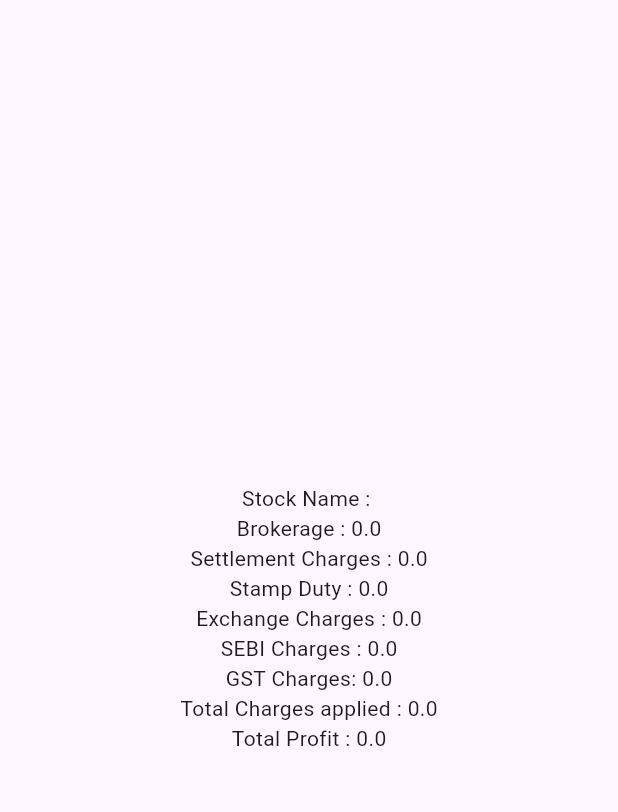
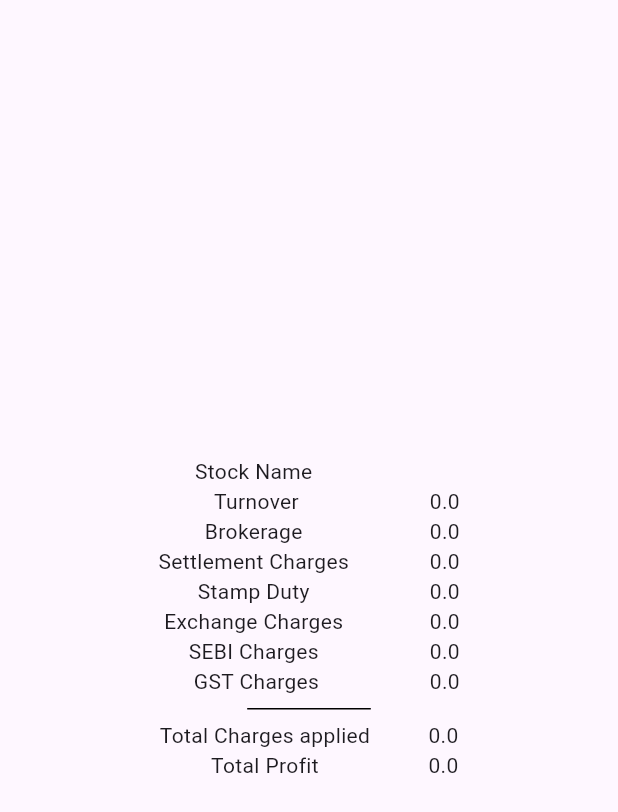
Before and after one commit to SohamDesai1/stocks_brokerage_calculator, a Flutter app: the Results screen opened directly with empty values, on a phone screen of 412 x 824 dp. Shown: the top 812 px of the screen. Run offline on Flutter 3.47's test engine with Material 3 defaults, Android fonts, the phone set to English and light mode, and no system bars.

Commit message:
feat: added turnover

```diff
--- a/lib/screens/delivery.dart
+++ b/lib/screens/delivery.dart
@@ -111,7 +111,9 @@ class _DeliveryState extends State<Delivery> {
                         stt: charges[4],
                         sd: charges[5],
                         totalTax: charges[6],
-                          profit: charges[7]),
+                        profit: charges[7],
+                        turnover: charges[8],
+                      ),
                     ),
                   );
                 },
--- a/lib/screens/fno.dart
+++ b/lib/screens/fno.dart
@@ -111,7 +111,9 @@ class _FNOState extends State<FNO> {
                         stt: charges[4],
                         sd: charges[5],
                         totalTax: charges[6],
-                          profit: charges[7]),
+                        profit: charges[7],
+                        turnover: charges[8],
+                      ),
                     ),
                   );
                 },
--- a/lib/screens/intraday.dart
+++ b/lib/screens/intraday.dart
@@ -115,7 +115,9 @@ class IntradayState extends State<Intraday> {
                         stt: charges[4],
                         sd: charges[5],
                         totalTax: charges[6],
-                          profit: charges[7]),
+                        profit: charges[7],
+                        turnover: charges[8],
+                      ),
                     ),
                   );
                 },
--- a/lib/utils/charges.dart
+++ b/lib/utils/charges.dart
@@ -36,6 +36,7 @@ class IntradayTrade {
       sd,
       totalTax,
       profit,
+      (totalBuy + totalSell),
     ];
   }
 }
@@ -76,6 +77,7 @@ class OptionsTrade {
       sd,
       totalTax,
       profit,
+      (totalBuy + totalSell),
     ];
   }
 }
@@ -121,6 +123,7 @@ class DeliveryTrade {
       sd,
       totalTax,
       profit,
+      (totalBuy + totalSell),
     ];
   }
 }
--- a/lib/widgets/results.dart
+++ b/lib/widgets/results.dart
@@ -2,6 +2,7 @@ import 'package:flutter/material.dart';
 
 class Results extends StatelessWidget {
   final String stock;
+  final double turnover;
   final double totalTax;
   final double profit;
   final double brokerage;
@@ -13,6 +14,7 @@ class Results extends StatelessWidget {
   const Results({
     super.key,
     required this.stock,
+    required this.turnover,
     required this.totalTax,
     required this.profit,
     required this.brokerage,
@@ -25,20 +27,78 @@ class Results extends StatelessWidget {
 
   @override
   Widget build(BuildContext context) {
-    return Center(
-        child: Column(
-      mainAxisAlignment: MainAxisAlignment.center,
-      children: [
-        Text("Stock Name : $stock"),
-        Text("Brokerage : $brokerage"),
-        Text("Settlement Charges : $stt"),
-        Text("Stamp Duty : $sd"),
-        Text("Exchange Charges : $etc"),
-        Text("SEBI Charges : $sebi"),
-        Text("GST Charges: $gst"),
-        Text("Total Charges applied : $totalTax"),
-        Text("Total Profit : $profit"),
-      ],
-    ));
+    return Scaffold(
+      body: Column(
+        mainAxisAlignment: MainAxisAlignment.center,
+        children: [
+          Row(
+            mainAxisAlignment: MainAxisAlignment.center,
+            children: [
+              const Column(
+                // mainAxisAlignment: MainAxisAlignment.center,
+                children: [
+                  Text("Stock Name "),
+                  Text('Turnover'),
+                  Text("Brokerage "),
+                  Text("Settlement Charges "),
+                  Text("Stamp Duty "),
+                  Text("Exchange Charges "),
+                  Text("SEBI Charges "),
+                  Text("GST Charges"),
+                ],
+              ),
+              const SizedBox(
+                width: 50,
+              ),
+              Column(
+                // mainAxisAlignment: MainAxisAlignment.center,
+                children: [
+                  Text(stock),
+                  Text("$turnover"),
+                  Text("$brokerage"),
+                  Text("$stt"),
+                  Text("$sd"),
+                  Text("$etc"),
+                  Text("$sebi"),
+                  Text("$gst"),
+                ],
+              ),
+            ],
+          ),
+          Center(
+            child: SizedBox(
+              width: MediaQuery.of(context).size.width / 5,
+              child: const Divider(
+                thickness: 1,
+                // endIndent: 300,
+                color: Colors.black,
+              ),
+            ),
+          ),
+          Row(
+            mainAxisAlignment: MainAxisAlignment.center,
+            children: [
+              const Column(
+                // mainAxisAlignment: MainAxisAlignment.center,
+                children: [
+                  Text("Total Charges applied "),
+                  Text("Total Profit "),
+                ],
+              ),
+              const SizedBox(
+                width: 35,
+              ),
+              Column(
+                // mainAxisAlignment: MainAxisAlignment.center,
+                children: [
+                  Text("$totalTax"),
+                  Text("$profit"),
+                ],
+              ),
+            ],
+          ),
+        ],
+      ),
+    );
   }
 }
```
Lines whose indentation alone changed are shown as unchanged.
